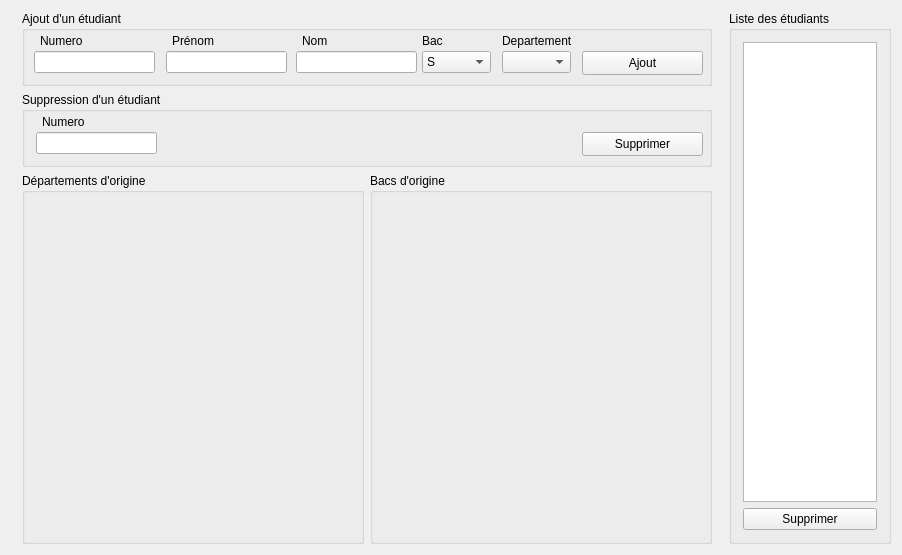
First picture: the form in TP3_GestionEtu/TP3_GestionEtu.ui, repository RakelTAFA/TP3_GestionEtu, before the edit.
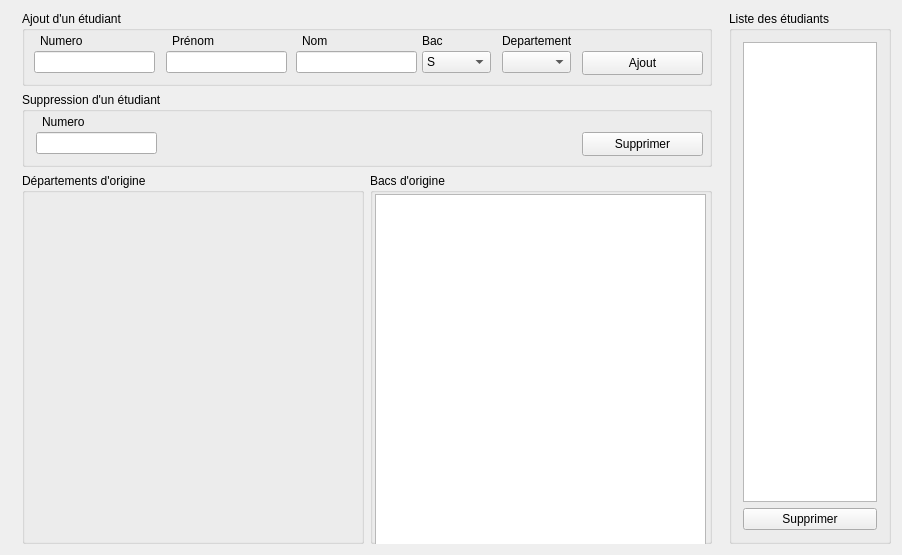
Second picture: the form after the edit.

```diff
--- a/TP3_GestionEtu/TP3_GestionEtu.ui
+++ b/TP3_GestionEtu/TP3_GestionEtu.ui
@@ -300,6 +300,16 @@
             <property name="title">
              <string>Bacs d'origine</string>
             </property>
+            <widget class="QGraphicsView" name="graphicsView">
+             <property name="geometry">
+              <rect>
+               <x>5</x>
+               <y>21</y>
+               <width>331</width>
+               <height>351</height>
+              </rect>
+             </property>
+            </widget>
            </widget>
           </item>
          </layout>
```
